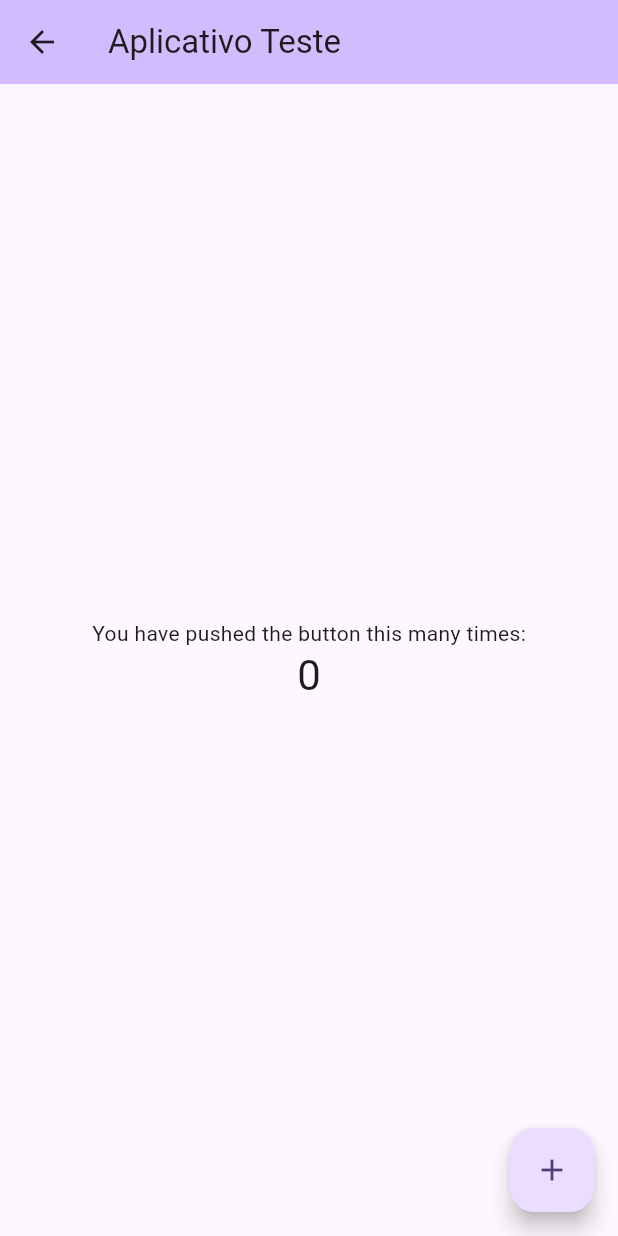
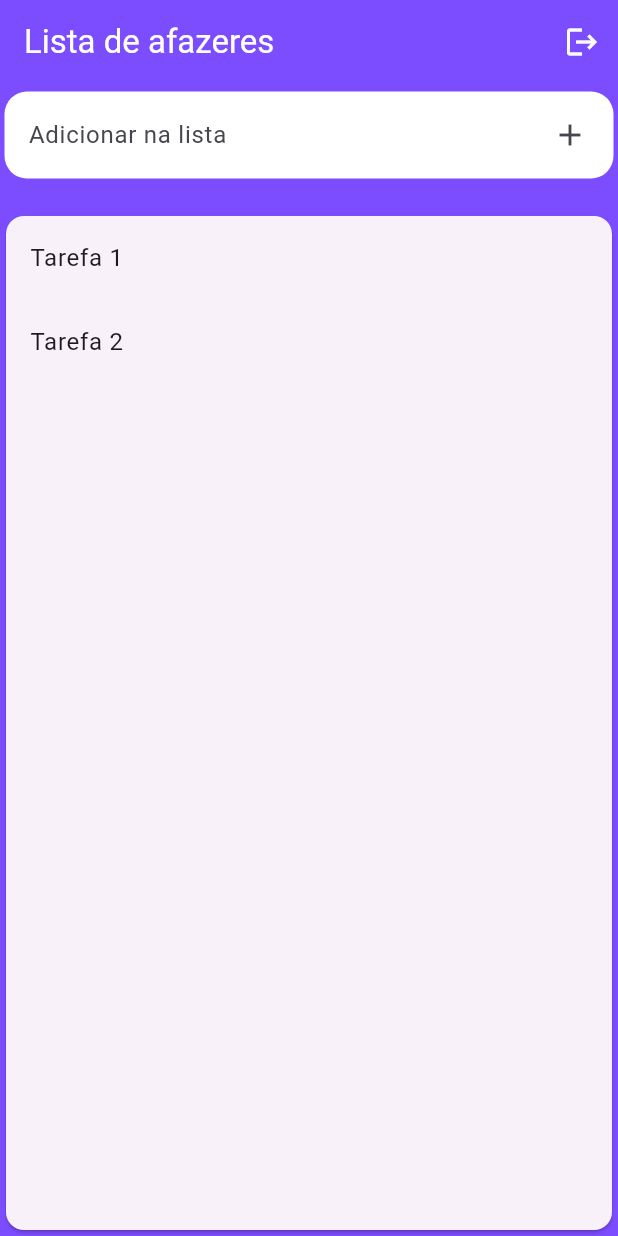
Before and after one commit to jvmr535/online-shop-app, a Flutter app: the HomeScreen screen opened directly, on a phone screen of 412 x 824 dp. Run offline on Flutter 3.47's test engine with Material 2 defaults, Android fonts, the phone set to English and light mode, and no system bars; our stand-ins replace flutter_mobx, mobx; generated files the repository leaves out were written again.

Commit message:
Add to list

```diff
--- a/online_shop_app/analysis_options.yaml
+++ b/online_shop_app/analysis_options.yaml
@@ -1,29 +1,8 @@
-# This file configures the analyzer, which statically analyzes Dart code to
-# check for errors, warnings, and lints.
-#
-# The issues identified by the analyzer are surfaced in the UI of Dart-enabled
-# IDEs (https://dart.dev/tools#ides-and-editors). The analyzer can also be
-# invoked from the command line by running `flutter analyze`.
-
-# The following line activates a set of recommended lints for Flutter apps,
-# packages, and plugins designed to encourage good coding practices.
 include: package:flutter_lints/flutter.yaml
+analyzer:
+  errors:
+    missing_return: warning
+    library_private_types_in_public_api: ignore
 
 linter:
-  # The lint rules applied to this project can be customized in the
-  # section below to disable rules from the `package:flutter_lints/flutter.yaml`
-  # included above or to enable additional rules. A list of all available lints
-  # and their documentation is published at
-  # https://dart-lang.github.io/linter/lints/index.html.
-  #
-  # Instead of disabling a lint rule for the entire project in the
-  # section below, it can also be suppressed for a single line of code
-  # or a specific dart file by using the `// ignore: name_of_lint` and
-  # `// ignore_for_file: name_of_lint` syntax on the line or in the file
-  # producing the lint.
   rules:
-    # avoid_print: false  # Uncomment to disable the `avoid_print` rule
-    # prefer_single_quotes: true  # Uncomment to enable the `prefer_single_quotes` rule
-
-# Additional information about this file can be found at
-# https://dart.dev/guides/language/analysis-options
--- a/online_shop_app/lib/components/text_field_with_icon/text_field_with_icon.dart
+++ b/online_shop_app/lib/components/text_field_with_icon/text_field_with_icon.dart
@@ -28,7 +28,7 @@ class TextFieldWithIconState extends State<TextFieldWithIcon> {
       style: const TextStyle(color: Colors.black),
       decoration: InputDecoration(
         filled: true,
-        fillColor: Colors.black.withOpacity(0.1), // Lighter background color
+        fillColor: Colors.black.withOpacity(0.1),
         border: OutlineInputBorder(
           borderRadius: BorderRadius.circular(25),
           borderSide: BorderSide.none,
@@ -36,17 +36,17 @@ class TextFieldWithIconState extends State<TextFieldWithIcon> {
         enabledBorder: OutlineInputBorder(
           borderRadius: BorderRadius.circular(25),
           borderSide: BorderSide(
-              color: Colors.white.withOpacity(0.3)), // Lighter border color
+            color: Colors.white.withOpacity(0.3),
+          ),
         ),
         focusedBorder: OutlineInputBorder(
           borderRadius: BorderRadius.circular(25),
-          borderSide: const BorderSide(
-              color: Colors.white), // Darker border color when focused
+          borderSide: const BorderSide(color: Colors.white),
         ),
         prefixIcon: Padding(
           padding: const EdgeInsets.all(8.0),
           child: Container(
-            padding: const EdgeInsets.all(1),
+            padding: const EdgeInsets.all(5),
             decoration: BoxDecoration(
               color: Colors.black26,
               borderRadius: BorderRadius.circular(25),
@@ -61,16 +61,21 @@ class TextFieldWithIconState extends State<TextFieldWithIcon> {
         labelText: widget.labelText,
         labelStyle: const TextStyle(color: Colors.white),
         suffixIcon: widget.isPassword
-            ? IconButton(
+            ? Padding(
+                padding: const EdgeInsets.all(5),
+                child: IconButton(
                   icon: Icon(
                     obscureText ? Icons.visibility : Icons.visibility_off,
                     color: Colors.white,
                   ),
                   onPressed: () {
-                  setState(() {
+                    setState(
+                      () {
                         obscureText = !obscureText;
-                  });
                       },
+                    );
+                  },
+                ),
               )
             : null,
       ),
--- a/online_shop_app/lib/screens/home/home_screen.dart
+++ b/online_shop_app/lib/screens/home/home_screen.dart
@@ -1,48 +1,52 @@
 import 'package:flutter/material.dart';
-import 'package:flutter_mobx/flutter_mobx.dart';
-import 'package:online_shop_app/stores/counter/counter.dart';
+import 'package:online_shop_app/screens/home/widgets/add_on_todo_list_bar/add_on_todo_list_bar.dart';
+import 'package:online_shop_app/screens/home/widgets/todo_list/todo_list.dart';
+import 'package:online_shop_app/screens/login/login_screen.dart';
 
 class HomeScreen extends StatefulWidget {
-  const HomeScreen({super.key, required this.title});
+  const HomeScreen({Key? key, required this.title}) : super(key: key);
 
   final String title;
 
   @override
-  State<HomeScreen> createState() => HomePageSScreen();
+  State<HomeScreen> createState() => _HomeScreenState();
 }
 
-class HomePageSScreen extends State<HomeScreen> {
-  Counter counter = Counter();
+class _HomeScreenState extends State<HomeScreen> {
+  final List<String> _todoList = ['Tarefa 1', 'Tarefa 2'];
 
   @override
   Widget build(BuildContext context) {
     return Scaffold(
+      backgroundColor: Colors.deepPurpleAccent,
       appBar: AppBar(
-        backgroundColor: Theme.of(context).colorScheme.inversePrimary,
-        title: Text(widget.title),
-      ),
-      body: Center(
-        child: Column(
-          mainAxisAlignment: MainAxisAlignment.center,
-          children: <Widget>[
-            const Text(
-              'You have pushed the button this many times:',
-            ),
-            Observer(
-              builder: (_) {
-                return Text(
-                  '${counter.count}',
-                  style: Theme.of(context).textTheme.headlineMedium,
-                );
-              },
-            ),
-          ],
+        actions: [
+          IconButton(
+            color: Colors.white,
+            onPressed: () {
+              Navigator.pushReplacement(
+                context,
+                MaterialPageRoute(
+                  builder: (context) => const LoginScreen(),
+                ),
+              );
+            },
+            icon: const Icon(Icons.logout),
+          ),
+        ],
+        backgroundColor: Colors.deepPurpleAccent,
+        title: Text(
+          widget.title,
+          style: const TextStyle(color: Colors.white),
         ),
       ),
-      floatingActionButton: FloatingActionButton(
-        onPressed: counter.increment,
-        tooltip: 'Increment',
-        child: const Icon(Icons.add),
+      body: Column(
+        crossAxisAlignment: CrossAxisAlignment.center,
+        children: [
+          const AddOnTodoListBar(),
+          const SizedBox(height: 16),
+          TodoList(todoList: _todoList),
+        ],
       ),
     );
   }
--- /dev/null
+++ b/online_shop_app/lib/screens/home/widgets/add_on_todo_list_bar/add_on_todo_list_bar.dart
@@ -0,0 +1,34 @@
+import 'package:flutter/material.dart';
+
+class AddOnTodoListBar extends StatelessWidget {
+  const AddOnTodoListBar({
+    super.key,
+  });
+
+  @override
+  Widget build(BuildContext context) {
+    return Padding(
+      padding: const EdgeInsets.symmetric(horizontal: 3, vertical: 5),
+      child: TextField(
+        decoration: InputDecoration(
+          border: const OutlineInputBorder(
+            borderSide: BorderSide.none,
+            borderRadius: BorderRadius.all(
+              Radius.circular(15),
+            ),
+          ),
+          suffixIcon: Padding(
+            padding: const EdgeInsets.all(5),
+            child: IconButton(
+              icon: const Icon(Icons.add),
+              onPressed: () {},
+            ),
+          ),
+          fillColor: Colors.white,
+          filled: true,
+          hintText: 'Adicionar na lista',
+        ),
+      ),
+    );
+  }
+}
--- /dev/null
+++ b/online_shop_app/lib/screens/home/widgets/todo_list/todo_list.dart
@@ -0,0 +1,28 @@
+import 'package:flutter/material.dart';
+
+class TodoList extends StatelessWidget {
+  const TodoList({
+    super.key,
+    required List<String> todoList,
+  }) : _todoList = todoList;
+
+  final List<String> _todoList;
+
+  @override
+  Widget build(BuildContext context) {
+    return Expanded(
+      child: Center(
+        child: Card(
+          child: ListView.builder(
+            itemCount: _todoList.length,
+            itemBuilder: (context, index) {
+              return ListTile(
+                title: Text(_todoList[index]),
+              );
+            },
+          ),
+        ),
+      ),
+    );
+  }
+}
--- a/online_shop_app/lib/screens/login/login_screen.dart
+++ b/online_shop_app/lib/screens/login/login_screen.dart
@@ -1,6 +1,6 @@
 import 'package:flutter/material.dart';
 
-import 'components/login_form.dart';
+import 'widgets/login_form.dart';
 
 class LoginScreen extends StatefulWidget {
   const LoginScreen({Key? key}) : super(key: key);
--- a/online_shop_app/lib/screens/login/components/login_form.dart
+++ b/online_shop_app/lib/screens/login/widgets/login_form.dart
@@ -56,9 +56,11 @@ class _LoginFormState extends State<LoginForm> {
                     ),
                     onPressed: isLoginValid.isFormValid
                         ? () {
-                            MaterialPageRoute(
-                              builder: (context) => const HomeScreen(
-                                title: "Aplicativo Teste",
+                            Navigator.of(context).pushReplacement(
+                              MaterialPageRoute(
+                                builder: (context) => const HomeScreen(
+                                  title: "Lista de afazeres",
+                                ),
                               ),
                             );
                           }
--- a/online_shop_app/lib/stores/login/login_store.dart
+++ b/online_shop_app/lib/stores/login/login_store.dart
@@ -1,14 +1,13 @@
+import 'dart:developer';
 import 'package:mobx/mobx.dart';
-
 part 'login_store.g.dart';
 
 class LoginStore = _LoginStore with _$LoginStore;
 
 abstract class _LoginStore with Store {
   _LoginStore() {
-    // funciona como se fosse um useEffect do React
     autorun((_) {
-      print(isFormValid);
+      log('Email: $email');
     });
   }
 
```
Lines whose indentation alone changed are shown as unchanged.
